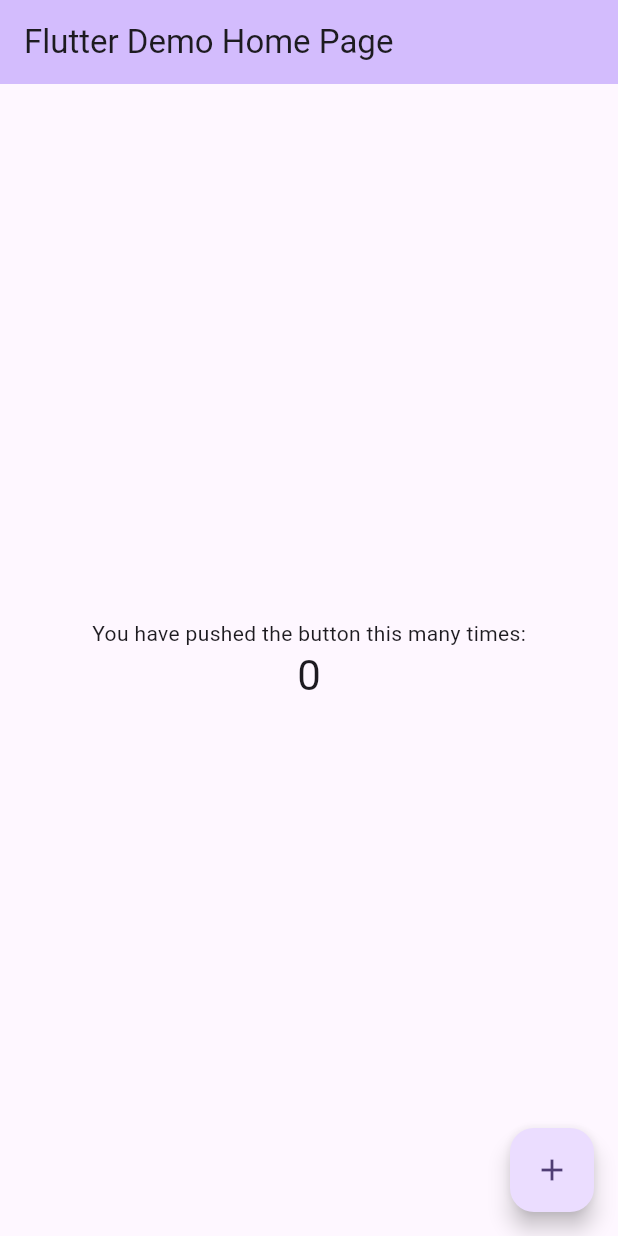
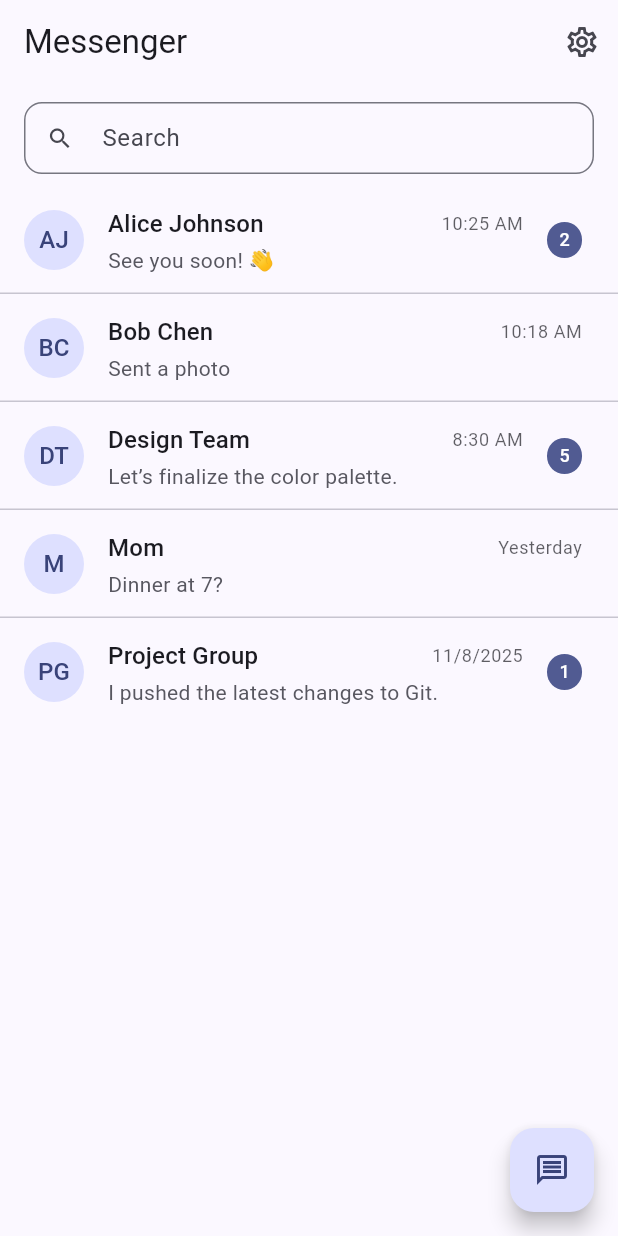
Before and after one commit to axwin13/MessengerApp, a Flutter app: the screen it shows after launch, on a phone screen of 412 x 824 dp. Run offline on Flutter 3.47's test engine with Material 3 defaults, Android fonts, the phone set to English and light mode, and no system bars.

Commit message:
Added Homepage

```diff
--- a/lib/main.dart
+++ b/lib/main.dart
@@ -1,122 +1,22 @@
 import 'package:flutter/material.dart';
+import 'screens/home_page.dart';
 
-void main() {
-  runApp(const MyApp());
-}
+void main() => runApp(const MyApp());
 
 class MyApp extends StatelessWidget {
   const MyApp({super.key});
 
-  // This widget is the root of your application.
   @override
   Widget build(BuildContext context) {
     return MaterialApp(
-      title: 'Flutter Demo',
+      title: 'Messenger',
       theme: ThemeData(
-        // This is the theme of your application.
-        //
-        // TRY THIS: Try running your application with "flutter run". You'll see
-        // the application has a purple toolbar. Then, without quitting the app,
-        // try changing the seedColor in the colorScheme below to Colors.green
-        // and then invoke "hot reload" (save your changes or press the "hot
-        // reload" button in a Flutter-supported IDE, or press "r" if you used
-        // the command line to start the app).
-        //
-        // Notice that the counter didn't reset back to zero; the application
-        // state is not lost during the reload. To reset the state, use hot
-        // restart instead.
-        //
-        // This works for code too, not just values: Most code changes can be
-        // tested with just a hot reload.
-        colorScheme: ColorScheme.fromSeed(seedColor: Colors.deepPurple),
+        colorScheme: ColorScheme.fromSeed(seedColor: Colors.indigo),
+        useMaterial3: true,
       ),
-      home: const MyHomePage(title: 'Flutter Demo Home Page'),
+      home: const HomePage(),
     );
   }
 }
 
-class MyHomePage extends StatefulWidget {
-  const MyHomePage({super.key, required this.title});
-
-  // This widget is the home page of your application. It is stateful, meaning
-  // that it has a State object (defined below) that contains fields that affect
-  // how it looks.
-
-  // This class is the configuration for the state. It holds the values (in this
-  // case the title) provided by the parent (in this case the App widget) and
-  // used by the build method of the State. Fields in a Widget subclass are
-  // always marked "final".
-
-  final String title;
-
-  @override
-  State<MyHomePage> createState() => _MyHomePageState();
-}
-
-class _MyHomePageState extends State<MyHomePage> {
-  int _counter = 0;
-
-  void _incrementCounter() {
-    setState(() {
-      // This call to setState tells the Flutter framework that something has
-      // changed in this State, which causes it to rerun the build method below
-      // so that the display can reflect the updated values. If we changed
-      // _counter without calling setState(), then the build method would not be
-      // called again, and so nothing would appear to happen.
-      _counter++;
-    });
-  }
-
-  @override
-  Widget build(BuildContext context) {
-    // This method is rerun every time setState is called, for instance as done
-    // by the _incrementCounter method above.
-    //
-    // The Flutter framework has been optimized to make rerunning build methods
-    // fast, so that you can just rebuild anything that needs updating rather
-    // than having to individually change instances of widgets.
-    return Scaffold(
-      appBar: AppBar(
-        // TRY THIS: Try changing the color here to a specific color (to
-        // Colors.amber, perhaps?) and trigger a hot reload to see the AppBar
-        // change color while the other colors stay the same.
-        backgroundColor: Theme.of(context).colorScheme.inversePrimary,
-        // Here we take the value from the MyHomePage object that was created by
-        // the App.build method, and use it to set our appbar title.
-        title: Text(widget.title),
-      ),
-      body: Center(
-        // Center is a layout widget. It takes a single child and positions it
-        // in the middle of the parent.
-        child: Column(
-          // Column is also a layout widget. It takes a list of children and
-          // arranges them vertically. By default, it sizes itself to fit its
-          // children horizontally, and tries to be as tall as its parent.
-          //
-          // Column has various properties to control how it sizes itself and
-          // how it positions its children. Here we use mainAxisAlignment to
-          // center the children vertically; the main axis here is the vertical
-          // axis because Columns are vertical (the cross axis would be
-          // horizontal).
-          //
-          // TRY THIS: Invoke "debug painting" (choose the "Toggle Debug Paint"
-          // action in the IDE, or press "p" in the console), to see the
-          // wireframe for each widget.
-          mainAxisAlignment: MainAxisAlignment.center,
-          children: <Widget>[
-            const Text('You have pushed the button this many times:'),
-            Text(
-              '$_counter',
-              style: Theme.of(context).textTheme.headlineMedium,
-            ),
-          ],
-        ),
-      ),
-      floatingActionButton: FloatingActionButton(
-        onPressed: _incrementCounter,
-        tooltip: 'Increment',
-        child: const Icon(Icons.add),
-      ), // This trailing comma makes auto-formatting nicer for build methods.
-    );
-  }
-}
+// HomePage implementation moved to screens/home_page.dart
--- /dev/null
+++ b/lib/screens/home_page.dart
@@ -0,0 +1,308 @@
+import 'package:flutter/material.dart';
+
+class HomePage extends StatefulWidget {
+  const HomePage({super.key});
+
+  @override
+  State<HomePage> createState() => _HomePageState();
+}
+
+class _HomePageState extends State<HomePage> {
+  final TextEditingController _searchController = TextEditingController();
+  final List<Conversation> _allConversations = _mockConversations;
+  late List<Conversation> _filtered;
+  bool _isRefreshing = false;
+
+  @override
+  void initState() {
+    super.initState();
+    _filtered = List.of(_allConversations);
+    _searchController.addListener(_handleSearch);
+  }
+
+  @override
+  void dispose() {
+    _searchController.removeListener(_handleSearch);
+    _searchController.dispose();
+    super.dispose();
+  }
+
+  void _handleSearch() {
+    final query = _searchController.text.trim().toLowerCase();
+    setState(() {
+      if (query.isEmpty) {
+        _filtered = List.of(_allConversations);
+      } else {
+        _filtered = _allConversations
+            .where((c) => c.name.toLowerCase().contains(query) ||
+                c.lastMessage.toLowerCase().contains(query))
+            .toList();
+      }
+    });
+  }
+
+  Future<void> _refresh() async {
+    setState(() => _isRefreshing = true);
+    // Simulate a network refresh
+    await Future<void>.delayed(const Duration(milliseconds: 800));
+    setState(() => _isRefreshing = false);
+  }
+
+  void _openNewChat() {
+    ScaffoldMessenger.of(context).showSnackBar(
+      const SnackBar(content: Text('Open New Contact Selection (to be implemented)')),
+    );
+  }
+
+  void _openSettings() {
+    ScaffoldMessenger.of(context).showSnackBar(
+      const SnackBar(content: Text('Open Settings (to be implemented)')),
+    );
+  }
+
+  @override
+  Widget build(BuildContext context) {
+    return Scaffold(
+      appBar: AppBar(
+        title: const Text('Messenger'),
+        actions: [
+          IconButton(
+            tooltip: 'Settings',
+            icon: const Icon(Icons.settings_outlined),
+            onPressed: _openSettings,
+          )
+        ],
+      ),
+      body: Column(
+        children: [
+          Padding(
+            padding: const EdgeInsets.fromLTRB(16, 12, 16, 8),
+            child: TextField(
+              controller: _searchController,
+              decoration: InputDecoration(
+                hintText: 'Search',
+                prefixIcon: const Icon(Icons.search),
+                isDense: true,
+                border: OutlineInputBorder(
+                  borderRadius: BorderRadius.circular(12),
+                ),
+              ),
+              textInputAction: TextInputAction.search,
+            ),
+          ),
+          Expanded(
+            child: RefreshIndicator(
+              onRefresh: _refresh,
+              child: _filtered.isEmpty
+                  ? ListView(
+                      children: [
+                        SizedBox(
+                          height: MediaQuery.of(context).size.height * 0.5,
+                          child: Center(
+                            child: Text(
+                              _isRefreshing
+                                  ? 'Refreshing…'
+                                  : 'No conversations found',
+                              style: Theme.of(context).textTheme.bodyMedium,
+                            ),
+                          ),
+                        ),
+                      ],
+                    )
+                  : ListView.separated(
+                      padding: const EdgeInsets.only(bottom: 12),
+                      itemCount: _filtered.length,
+                      separatorBuilder: (_, __) => const Divider(height: 0),
+                      itemBuilder: (context, index) {
+                        final c = _filtered[index];
+                        return ConversationTile(
+                          conversation: c,
+                          onTap: () {
+                            ScaffoldMessenger.of(context).showSnackBar(
+                              SnackBar(content: Text('Open chat with ${c.name} (to be implemented)')),
+                            );
+                          },
+                        );
+                      },
+                    ),
+            ),
+          ),
+        ],
+      ),
+      floatingActionButton: FloatingActionButton(
+        onPressed: _openNewChat,
+        tooltip: 'New message',
+        child: const Icon(Icons.message_outlined),
+      ),
+    );
+  }
+}
+
+class Conversation {
+  final String id;
+  final String name;
+  final String lastMessage;
+  final DateTime lastTime;
+  final int unreadCount;
+  final String? avatarUrl; // if null, use initials
+
+  const Conversation({
+    required this.id,
+    required this.name,
+    required this.lastMessage,
+    required this.lastTime,
+    this.unreadCount = 0,
+    this.avatarUrl,
+  });
+}
+
+class ConversationTile extends StatelessWidget {
+  final Conversation conversation;
+  final VoidCallback? onTap;
+  const ConversationTile({super.key, required this.conversation, this.onTap});
+
+  @override
+  Widget build(BuildContext context) {
+    final timeText = _formatTime(conversation.lastTime);
+    return ListTile(
+      onTap: onTap,
+      leading: _Avatar(name: conversation.name, avatarUrl: conversation.avatarUrl),
+      title: Row(
+        children: [
+          Expanded(
+            child: Text(
+              conversation.name,
+              maxLines: 1,
+              overflow: TextOverflow.ellipsis,
+              style: Theme.of(context).textTheme.titleMedium,
+            ),
+          ),
+          const SizedBox(width: 8),
+      Text(
+    timeText,
+    style: Theme.of(context).textTheme.bodySmall?.copyWith(
+      color: Theme.of(context)
+          .colorScheme
+          .onSurface
+          .withValues(alpha: 0.7),
+        ),
+      ),
+        ],
+      ),
+      subtitle: Padding(
+        padding: const EdgeInsets.only(top: 2),
+    child: Text(
+      conversation.lastMessage,
+      maxLines: 1,
+      overflow: TextOverflow.ellipsis,
+      style: Theme.of(context).textTheme.bodyMedium?.copyWith(
+        color:
+        Theme.of(context).colorScheme.onSurfaceVariant.withValues(alpha: 0.9),
+      ),
+    ),
+      ),
+      trailing: conversation.unreadCount > 0
+          ? Container(
+              padding: const EdgeInsets.symmetric(horizontal: 8, vertical: 4),
+              decoration: BoxDecoration(
+                color: Theme.of(context).colorScheme.primary,
+                borderRadius: BorderRadius.circular(999),
+              ),
+              child: Text(
+                conversation.unreadCount.toString(),
+                style: Theme.of(context)
+                    .textTheme
+                    .labelMedium
+                    ?.copyWith(color: Theme.of(context).colorScheme.onPrimary),
+              ),
+            )
+          : null,
+    );
+  }
+
+  String _formatTime(DateTime dt) {
+    final now = DateTime.now();
+    final isToday = dt.year == now.year && dt.month == now.month && dt.day == now.day;
+    if (isToday) {
+      final h = dt.hour % 12 == 0 ? 12 : dt.hour % 12;
+      final m = dt.minute.toString().padLeft(2, '0');
+      final ampm = dt.hour >= 12 ? 'PM' : 'AM';
+      return '$h:$m $ampm';
+    }
+    final yesterday = now.subtract(const Duration(days: 1));
+    final isYesterday = dt.year == yesterday.year && dt.month == yesterday.month && dt.day == yesterday.day;
+    if (isYesterday) return 'Yesterday';
+    return '${dt.month}/${dt.day}/${dt.year}';
+  }
+}
+
+class _Avatar extends StatelessWidget {
+  final String name;
+  final String? avatarUrl;
+  const _Avatar({required this.name, this.avatarUrl});
+
+  @override
+  Widget build(BuildContext context) {
+    if (avatarUrl != null && avatarUrl!.isNotEmpty) {
+      return CircleAvatar(backgroundImage: NetworkImage(avatarUrl!));
+    }
+    final initials = _initialsFromName(name);
+    return CircleAvatar(
+      backgroundColor: Theme.of(context).colorScheme.primaryContainer,
+      child: Text(
+        initials,
+        style: Theme.of(context)
+            .textTheme
+            .titleMedium
+            ?.copyWith(color: Theme.of(context).colorScheme.onPrimaryContainer),
+      ),
+    );
+  }
+
+  String _initialsFromName(String name) {
+    final parts = name.trim().split(RegExp(r"\s+"));
+    if (parts.isEmpty) return '';
+    if (parts.length == 1) return parts.first.substring(0, 1).toUpperCase();
+    return (parts[0].substring(0, 1) + parts[1].substring(0, 1)).toUpperCase();
+  }
+}
+
+// --- Mock data below ---
+
+final List<Conversation> _mockConversations = [
+  Conversation(
+    id: '1',
+    name: 'Alice Johnson',
+    lastMessage: 'See you soon! 👋',
+    lastTime: DateTime.now().subtract(const Duration(minutes: 5)),
+    unreadCount: 2,
+  ),
+  Conversation(
+    id: '2',
+    name: 'Bob Chen',
+    lastMessage: 'Sent a photo',
+    lastTime: DateTime.now().subtract(const Duration(minutes: 12)),
+    unreadCount: 0,
+  ),
+  Conversation(
+    id: '3',
+    name: 'Design Team',
+    lastMessage: 'Let’s finalize the color palette.',
+    lastTime: DateTime.now().subtract(const Duration(hours: 2)),
+    unreadCount: 5,
+  ),
+  Conversation(
+    id: '4',
+    name: 'Mom',
+    lastMessage: 'Dinner at 7?',
+    lastTime: DateTime.now().subtract(const Duration(days: 1, hours: 3)),
+    unreadCount: 0,
+  ),
+  Conversation(
+    id: '5',
+    name: 'Project Group',
+    lastMessage: 'I pushed the latest changes to Git.',
+    lastTime: DateTime.now().subtract(const Duration(days: 3)),
+    unreadCount: 1,
+  ),
+];
```
Also changed, not shown: 1 other file.
